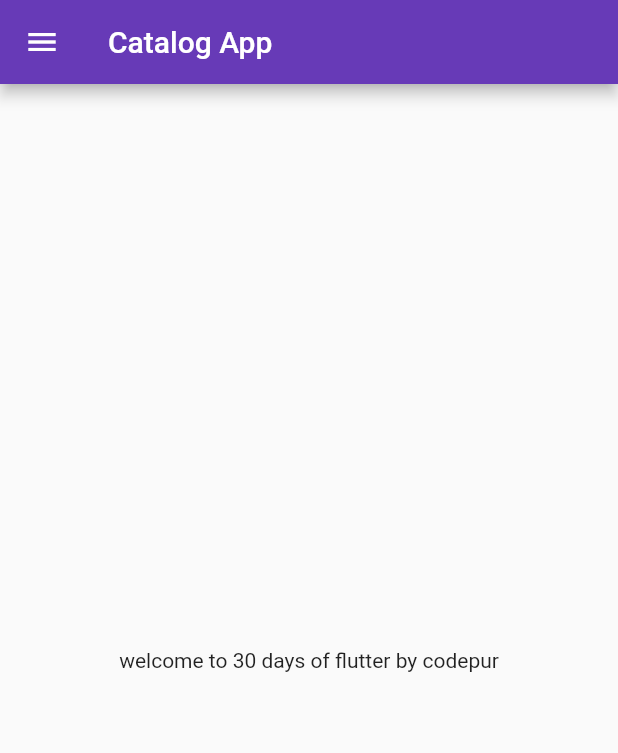
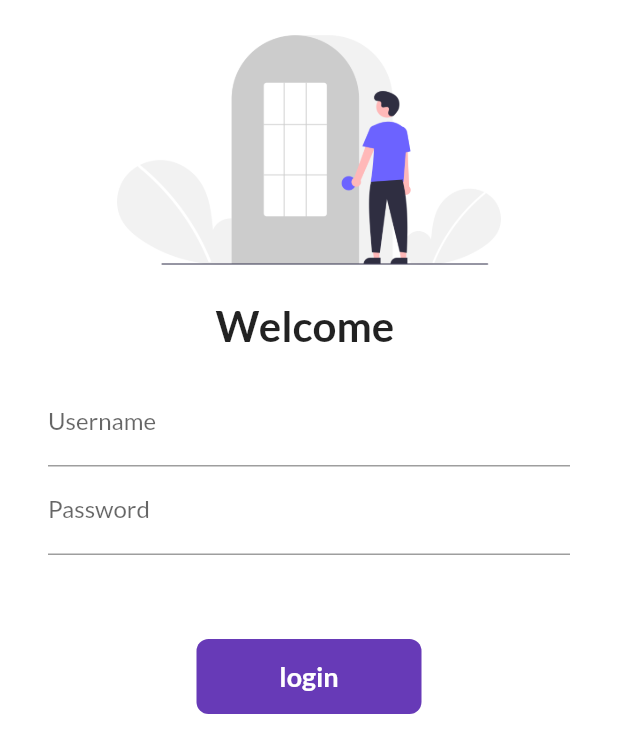
Before and after one commit to Bhaveshpankar/30daysofflutter, a Flutter app: the screen it shows after launch, on a phone screen of 412 x 824 dp. Shown: the top 753 px of the screen. Run offline on Flutter 3.47's test engine with Material 2 defaults, Android fonts, the phone set to English and light mode, and no system bars; our stand-ins replace google_fonts.

Commit message:
day_6 completed

```diff
--- a/lib/Pages/home_page.dart
+++ b/lib/Pages/home_page.dart
@@ -1,3 +1,5 @@
+// ignore_for_file: camel_case_types, prefer_const_constructors, avoid_unnecessary_containers, use_key_in_widget_constructors
+
 import 'package:flutter/material.dart';
 
 class homepage extends StatelessWidget {
--- a/lib/Pages/login_page.dart
+++ b/lib/Pages/login_page.dart
@@ -1,22 +1,115 @@
+// ignore_for_file: use_key_in_widget_constructors, camel_case_types, prefer_const_constructors, duplicate_ignore, avoid_print, unused_import
+
 import "package:flutter/material.dart";
+import 'package:flutter_application_1/utility/routes.dart';
 
-class loginpage extends StatelessWidget {
-  const loginpage({ Key? key }) : super(key: key);
+class loginPage extends StatefulWidget {
+  @override
+  State<loginPage> createState() => _loginPageState();
+}
 
+class _loginPageState extends State<loginPage> {
+  String name = "";
+  bool changeButton = false;
   @override
   Widget build(BuildContext context) {
     return Material(
-      child: Center(
-        child: Text(
-          "Login Page",
-          style: TextStyle(
-            fontSize: 25,
-            color: Colors.blue,
-            fontWeight: FontWeight.bold,
-          ),
-          textScaleFactor: 1.0,
+      color: Colors.white,
+      child: SingleChildScrollView(
+        child: Column(
+          children: [
+            Image.asset(
+              "assets/images/login_image.png",
+              fit: BoxFit.cover,
+              height: 200,
+            ),
+            // ignore: prefer_const_constructors
+            Text(
+              "Welcome $name",
+              style: TextStyle(
+                fontSize: 28,
+                fontWeight: FontWeight.bold,
+              ),
+            ),
+            SizedBox(
+              height: 2.0,
+            ),
+            Padding(
+              padding:
+                  const EdgeInsets.symmetric(vertical: 16.0, horizontal: 32.0),
+              child: Column(
+                children: [
+                  TextFormField(
+                    decoration: InputDecoration(
+                      hintText: "Enter Username",
+                      labelText: "Username",
+                    ),
+                    onChanged: (value) {
+                      name = value;
+                      setState(() {});
+                    },
+                  ),
+                  TextFormField(
+                    obscureText: true,
+                    decoration: InputDecoration(
+                      hintText: "Enter Password",
+                      labelText: "Password",
+                    ),
+                  ),
+                ],
+              ),
+            ),
+            SizedBox(
+              height: 40.0,
+            ),
+            InkWell(
+              onTap: () async{
+                setState(() {
+                  changeButton = true;
+                });
+
+                await Future.delayed(Duration(seconds: 1));
+                Navigator.pushNamed(context, MyRoutes.homeRoute);
+              },
+              child: AnimatedContainer(
+                duration: Duration(seconds: 1),
+                width: changeButton ? 50 : 150,
+                height: 50,
+                alignment: Alignment.center,
+                child: changeButton
+                    ? Icon(
+                      Icons.done,
+                      color: Colors.white,
+                    )
+                :Text(
+                  "login",
+                  style: TextStyle(
+                      color: Colors.white,
+                      fontWeight: FontWeight.bold,
+                      fontSize: 18),
+                ),
+                decoration: BoxDecoration(
+                    color: Colors.deepPurple,
+                    // shape: changeButton
+                    //     ? BoxShape.circle
+                    //     : BoxShape.rectangle,
+                    borderRadius:
+                    BorderRadius.circular(changeButton ? 50 : 8),
+
+                ),
+              ),
+            ),
+
+            // ElevatedButton(
+            //   child: Text("login"),
+            //   style: TextButton.styleFrom(minimumSize: Size(120, 50)),
+            //   onPressed: () {
+            //     Navigator.pushNamed(context, MyRoutes.homeRoute);
+            //   },
+            // )
+          ],
         ),
-      )
+      ),
     );
   }
 }
--- a/lib/main.dart
+++ b/lib/main.dart
@@ -1,6 +1,10 @@
+// ignore_for_file: use_key_in_widget_constructors
+
 import 'package:flutter/material.dart';
 import 'package:flutter_application_1/Pages/home_page.dart';
 import 'package:flutter_application_1/Pages/login_page.dart';
+import 'package:flutter_application_1/utility/routes.dart';
+import 'package:google_fonts/google_fonts.dart';
 
 void main() {
   runApp(MyApp());
@@ -9,18 +13,21 @@ void main() {
 class MyApp extends StatelessWidget {
   @override
   Widget build(BuildContext context) {
+    return MaterialApp(
+      themeMode: ThemeMode.light,
+      theme: ThemeData(
+        primarySwatch: Colors.deepPurple,
+        fontFamily: GoogleFonts.lato().fontFamily,
+        ),
 
-    return MaterialApp(
-      themeMode: ThemeMode.light ,
-      theme: ThemeData(primarySwatch: Colors.deepPurple),
       darkTheme: ThemeData(
         brightness: Brightness.dark,
       ),
-      initialRoute: "/home",
+      initialRoute: "/",
       routes: {
-        "/": (context) => loginpage(),
-        "/home": (context) => homepage(),
-        "/login" : (context) => loginpage()
+        "/": (context) => loginPage(),
+        MyRoutes.homeRoute: (context) => homepage(),
+        MyRoutes.loginRoute: (context) => loginPage()
       },
     );
   }
--- /dev/null
+++ b/lib/utility/routes.dart
@@ -0,0 +1,5 @@
+class MyRoutes {
+  static String loginRoute = "/login";
+  static String homeRoute = "/home";
+
+}
--- a/pubspec.yaml
+++ b/pubspec.yaml
@@ -34,6 +34,8 @@ dependencies:
   # The following adds the Cupertino Icons font to your application.
   # Use with the CupertinoIcons class for iOS style icons.
   cupertino_icons: ^1.0.2
+  google_fonts: ^2.3.1
+
 
 dev_dependencies:
   flutter_test:
@@ -58,8 +60,8 @@ flutter:
   uses-material-design: true
 
   # To add assets to your application, add an assets section, like this:
-  # assets:
-  #   - images/a_dot_burr.jpeg
+  assets:
+    - assets/images/
   #   - images/a_dot_ham.jpeg
 
   # An image asset can refer to one or more resolution-specific "variants", see
```
Also changed, not shown: assets/images/login_image.png (added), pubspec.lock, 1 other file.
